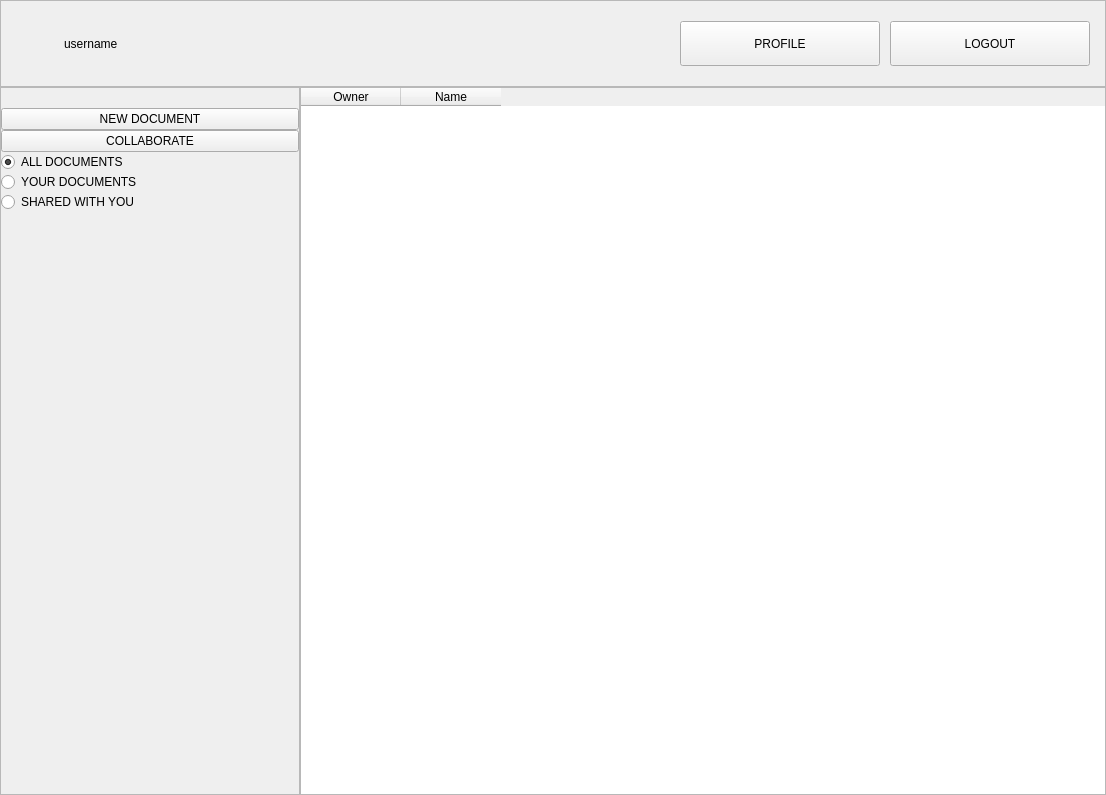
Old version of the form src/client_new/ui/home.ui in the repository franco-ruggeri/write-together.
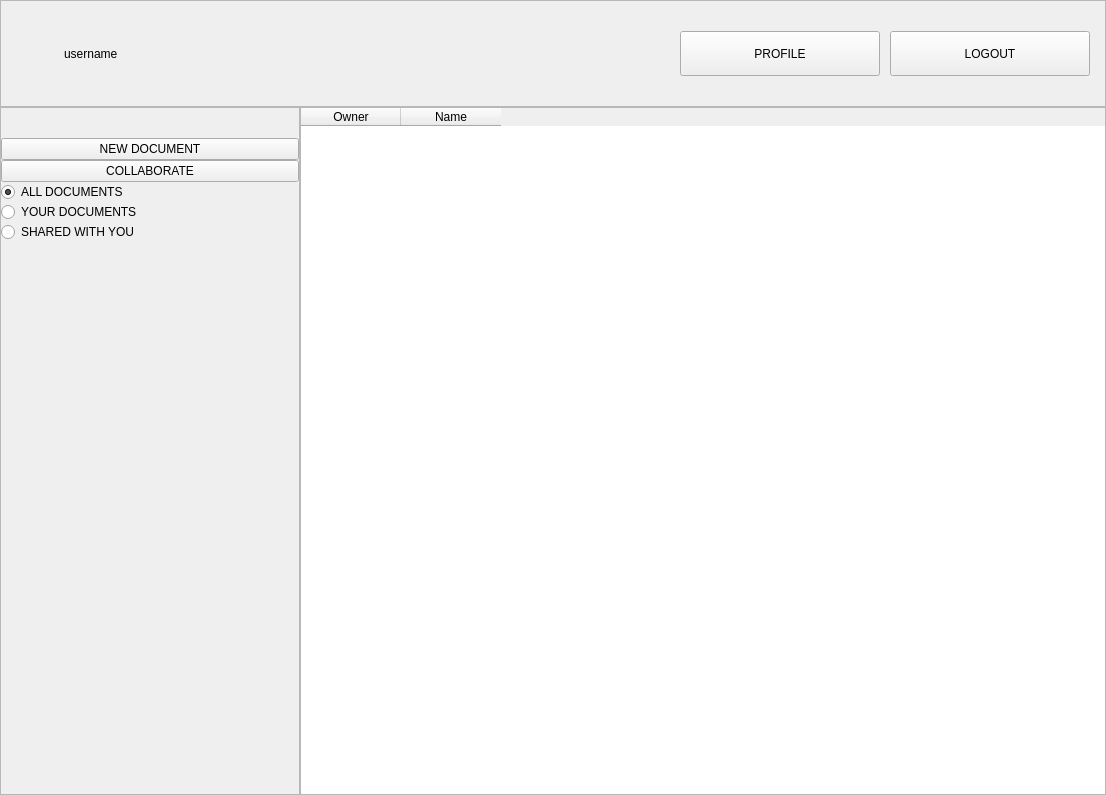
New version of the form. Icons and pictures are not drawn.

```diff
--- a/src/client_new/ui/home.ui
+++ b/src/client_new/ui/home.ui
@@ -164,7 +164,7 @@
        <number>0</number>
       </property>
       <property name="topMargin">
-       <number>20</number>
+       <number>30</number>
       </property>
       <property name="rightMargin">
        <number>0</number>
@@ -382,13 +382,13 @@
        <number>15</number>
       </property>
       <property name="topMargin">
-       <number>20</number>
+       <number>30</number>
       </property>
       <property name="rightMargin">
        <number>15</number>
       </property>
       <property name="bottomMargin">
-       <number>20</number>
+       <number>30</number>
       </property>
       <item>
        <layout class="QHBoxLayout" name="horizontalLayout_2">
```
